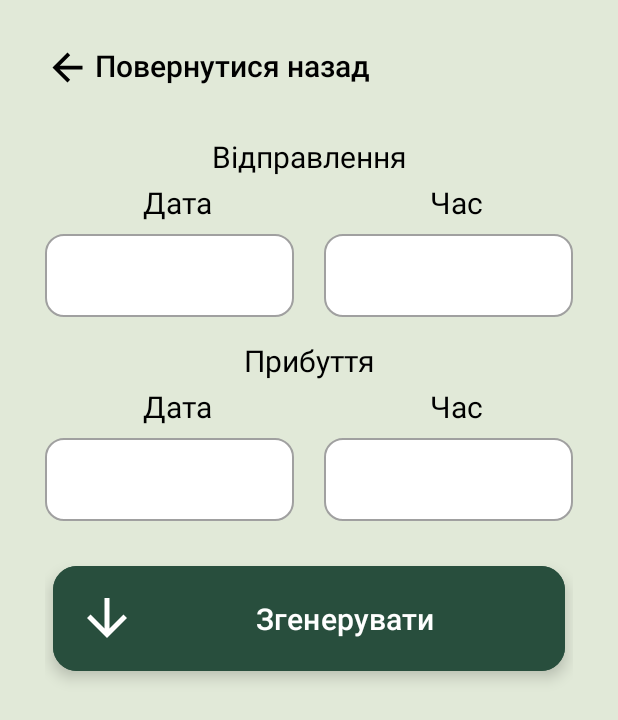
After one commit to NazariiHuliak/TicketGenarator, an Android app: the EnterTicketDataTime screen opened directly, with no data from a screen before it, on a phone screen of 412 x 824 dp. The commit adds this screen. Shown: the top 720 px of the screen. Run offline under Robolectric (Android 15) with nearby library versions, the phone set to English and light mode, and no system bars.

Commit message:
created date/time pickers activity, added main functionality of this objects

```diff
--- a/app/src/main/AndroidManifest.xml
+++ b/app/src/main/AndroidManifest.xml
@@ -11,6 +11,9 @@
         android:supportsRtl="true"
         android:theme="@style/Theme.TicketGeneratorProject"
         tools:targetApi="31">
+        <activity
+            android:name=".EnterTicketDataTime"
+            android:exported="false" />
         <activity
             android:name=".EnterTicketData"
             android:exported="false" />
--- a/app/src/main/java/com/example/ticketgeneratorproject/EnterTicketData.kt
+++ b/app/src/main/java/com/example/ticketgeneratorproject/EnterTicketData.kt
@@ -25,26 +25,14 @@ class EnterTicketData : AppCompatActivity() {
         val adapter = ArrayAdapter(this, R.layout.currency_item, items)
         autoComplete.setAdapter(adapter)
 
-        val rootLayout = findViewById<View>(R.id.rootView)
-
         findViewById<LinearLayout>(R.id.back_to_main_menu).setOnClickListener {
-            val intent = Intent(this, MainActivity::class.java)
-            startActivity(intent)
+            finish()
         }
 
-        findViewById<Button>(R.id.generate_new_ticket).setOnClickListener {
-            val intent = Intent(this, MainActivity::class.java)
+        findViewById<Button>(R.id.next_page).setOnClickListener {
+            val intent = Intent(this, EnterTicketDataTime::class.java)
             startActivity(intent)
         }
 
     }
-    override fun onBackPressed() {
-        val currentTime = System.currentTimeMillis()
-        if (currentTime - lastBackPressTime < BACK_PRESS_INTERVAL) {
-            finishAffinity()
-        } else {
-            lastBackPressTime = currentTime
-            Toast.makeText(this, "Натисніть ще раз для виходу", Toast.LENGTH_SHORT).show()
-        }
-    }
 }
--- /dev/null
+++ b/app/src/main/java/com/example/ticketgeneratorproject/EnterTicketDataTime.kt
@@ -0,0 +1,94 @@
+package com.example.ticketgeneratorproject
+
+import android.app.DatePickerDialog
+import android.app.TimePickerDialog
+import android.icu.text.SimpleDateFormat
+import android.icu.util.Calendar
+import androidx.appcompat.app.AppCompatActivity
+import android.os.Bundle
+import android.util.Log
+import android.widget.LinearLayout
+import android.widget.RelativeLayout
+import android.widget.TextView
+import com.google.android.material.textfield.TextInputEditText
+import com.google.android.material.textfield.TextInputLayout
+import java.util.*
+
+class EnterTicketDataTime : AppCompatActivity() {
+    private lateinit var departureDateText: TextView
+    private lateinit var departureTimeText: TextView
+    private lateinit var destinationDateText: TextView
+    private lateinit var destinationTimeText: TextView
+
+    override fun onCreate(savedInstanceState: Bundle?) {
+        super.onCreate(savedInstanceState)
+        setContentView(R.layout.activity_enter_ticket_data_time)
+
+        departureDateText = findViewById(R.id.departure_date)
+        destinationDateText = findViewById(R.id.destination_date)
+        departureTimeText = findViewById(R.id.departure_time)
+        destinationTimeText = findViewById(R.id.destination_time)
+
+        var datePickerState = -1
+        var timePickerState = -1
+        val myCalendar = Calendar.getInstance()
+
+        val datePicker = DatePickerDialog.OnDateSetListener { view, year, month, dayOfMonth ->
+            myCalendar.set(Calendar.YEAR, year)
+            myCalendar.set(Calendar.MONTH, month)
+            myCalendar.set(Calendar.DAY_OF_MONTH, dayOfMonth)
+            when (datePickerState){
+                1->updateDateText(myCalendar, departureDateText)
+                2->updateDateText(myCalendar, destinationDateText)
+                else -> Log.d("processing", "problem")
+            }
+        }
+
+        val timePickerListener = TimePickerDialog.OnTimeSetListener { view, hourOfDay, minute ->
+            myCalendar.set(Calendar.HOUR_OF_DAY, hourOfDay)
+            myCalendar.set(Calendar.MINUTE, minute)
+            when (timePickerState){
+                1->updateTimeText(myCalendar, departureTimeText)
+                2->updateTimeText(myCalendar, destinationTimeText)
+                else -> Log.d("processing", "problem")
+            }
+        }
+
+        findViewById<RelativeLayout>(R.id.btn_departure_date).setOnClickListener {
+            DatePickerDialog( this, R.style.CustomDatePickerDialogTheme, datePicker, myCalendar.get(Calendar.YEAR), myCalendar.get(Calendar.MONTH),
+                myCalendar.get(Calendar.DAY_OF_MONTH)).show()
+            datePickerState = 1
+        }
+
+        findViewById<RelativeLayout>(R.id.btn_destination_date).setOnClickListener {
+            DatePickerDialog( this, R.style.CustomDatePickerDialogTheme, datePicker, myCalendar.get(Calendar.YEAR), myCalendar.get(Calendar.MONTH),
+                myCalendar.get(Calendar.DAY_OF_MONTH)).show()
+            datePickerState = 2
+        }
+
+        findViewById<RelativeLayout>(R.id.btn_departure_time).setOnClickListener {
+            TimePickerDialog(this, R.style.CustomDatePickerDialogTheme, timePickerListener, myCalendar.get(Calendar.HOUR_OF_DAY),
+                myCalendar.get(Calendar.MINUTE), true).show()
+            timePickerState = 1
+        }
+
+        findViewById<RelativeLayout>(R.id.btn_destination_time).setOnClickListener {
+            TimePickerDialog(this, R.style.CustomDatePickerDialogTheme, timePickerListener, myCalendar.get(Calendar.HOUR_OF_DAY),
+                myCalendar.get(Calendar.MINUTE), true).show()
+            timePickerState = 2
+        }
+
+        findViewById<LinearLayout>(R.id.back_to_previous_page).setOnClickListener{
+            finish()
+        }
+    }
+
+    private fun updateDateText (myCalendar: Calendar, view: TextView) {
+        val sdf = SimpleDateFormat ("dd-MM-yyyy", Locale.UK)
+        view.setText(sdf.format(myCalendar.time))
+    }
+    private fun updateTimeText (myCalendar: Calendar, view: TextView) {
+        val formattedTime = SimpleDateFormat("HH:mm", Locale.getDefault()).format(myCalendar.time)
+        view.setText(formattedTime.format(myCalendar.time))
+    }
+}
--- /dev/null
+++ b/app/src/main/res/drawable/rounded_rectangle.xml
@@ -0,0 +1,17 @@
+<?xml version="1.0" encoding="utf-8"?>
+<selector xmlns:android="http://schemas.android.com/apk/res/android">
+    <item android:state_pressed="true">
+        <shape>
+            <solid android:color="#FFFFFF" />
+            <corners android:radius="12dp" />
+            <stroke android:color="#000000" android:width="2dp" />
+        </shape>
+    </item>
+    <item>
+        <shape>
+            <solid android:color="#FFFFFF" />
+            <corners android:radius="12dp" />
+            <stroke android:color="#A0A0A0" android:width="1dp" />
+        </shape>
+    </item>
+</selector>
--- a/app/src/main/res/layout/activity_enter_ticket_data.xml
+++ b/app/src/main/res/layout/activity_enter_ticket_data.xml
@@ -271,7 +271,7 @@
             </LinearLayout>
         </LinearLayout>
         <com.google.android.material.floatingactionbutton.ExtendedFloatingActionButton
-            android:id="@+id/generate_new_ticket"
+            android:id="@+id/next_page"
             android:layout_width="match_parent"
             android:layout_height="70dp"
             android:layout_marginTop="15dp"
--- /dev/null
+++ b/app/src/main/res/layout/activity_enter_ticket_data_time.xml
@@ -0,0 +1,231 @@
+<?xml version="1.0" encoding="utf-8"?>
+<androidx.constraintlayout.widget.ConstraintLayout xmlns:android="http://schemas.android.com/apk/res/android"
+    xmlns:app="http://schemas.android.com/apk/res-auto"
+    xmlns:tools="http://schemas.android.com/tools"
+    android:layout_width="match_parent"
+    android:layout_height="match_parent"
+    tools:context=".EnterTicketDataTime"
+    android:background="@color/light_green">
+    <LinearLayout
+        android:layout_width="match_parent"
+        android:layout_height="match_parent"
+        android:layout_margin="30dp"
+        android:orientation="vertical">
+        <LinearLayout
+            android:id="@+id/back_to_previous_page"
+            android:layout_width="match_parent"
+            android:layout_height="wrap_content"
+            android:orientation="horizontal"
+            android:gravity="center_vertical"
+            android:layout_marginBottom="30dp">
+            <ImageView
+                android:layout_width="wrap_content"
+                android:layout_height="wrap_content"
+                android:src="@drawable/back_arrow"
+                android:layout_marginRight="3dp"/>
+            <TextView
+                android:layout_width="wrap_content"
+                android:layout_height="wrap_content"
+                android:text="Повернутися назад"
+                android:fontFamily="@font/rubik_medium"
+                android:textSize="20dp"
+                android:textColor="@color/black"/>
+        </LinearLayout>
+        <LinearLayout
+            android:layout_width="match_parent"
+            android:layout_height="match_parent"
+            android:orientation="vertical">
+            <TextView
+                android:layout_width="match_parent"
+                android:layout_height="wrap_content"
+                android:text="Відправлення"
+                android:gravity="center"
+                android:fontFamily="@font/rubik"
+                android:textSize="20dp"
+                android:textColor="@color/black"/>
+            <LinearLayout
+                android:layout_width="match_parent"
+                android:layout_height="wrap_content"
+                android:orientation="horizontal"
+                android:layout_marginBottom="15dp">
+                <LinearLayout
+                    android:layout_width="0dp"
+                    android:layout_height="wrap_content"
+                    android:orientation="vertical"
+                    android:layout_weight="1"
+                    android:layout_marginRight="20dp">
+                    <TextView
+                        android:layout_width="match_parent"
+                        android:layout_height="wrap_content"
+                        android:fontFamily="@font/rubik"
+                        android:gravity="center"
+                        android:text="Дата"
+                        android:textSize="20dp"
+                        android:layout_marginLeft="10dp"
+                        android:textColor="@color/black"/>
+                    <RelativeLayout
+                        android:id="@+id/btn_departure_date"
+                        android:layout_width="match_parent"
+                        android:layout_height="match_parent"
+                        android:layout_marginTop="4dp"
+                        android:gravity="center">
+                        <ImageView
+                            android:layout_width="200dp"
+                            android:layout_height="55dp"
+                            android:layout_centerInParent="true"
+                            android:background="@drawable/rounded_rectangle" />
+                        <TextView
+                            android:id="@+id/departure_date"
+                            android:layout_width="wrap_content"
+                            android:layout_height="wrap_content"
+                            android:layout_centerInParent="true"
+                            android:fontFamily="@font/rubik"
+                            android:text=""
+                            android:textColor="@color/black"
+                            android:textSize="20dp" />
+                    </RelativeLayout>
+                </LinearLayout>
+                <LinearLayout
+                    android:layout_width="0dp"
+                    android:layout_height="wrap_content"
+                    android:orientation="vertical"
+                    android:layout_weight="1">
+                    <TextView
+                        android:layout_width="match_parent"
+                        android:layout_height="wrap_content"
+                        android:fontFamily="@font/rubik"
+                        android:gravity="center"
+                        android:text="Час"
+                        android:textSize="20dp"
+                        android:layout_marginLeft="10dp"
+                        android:textColor="@color/black"/>
+                    <RelativeLayout
+                        android:id="@+id/btn_departure_time"
+                        android:layout_width="match_parent"
+                        android:layout_height="match_parent"
+                        android:layout_marginTop="4dp"
+                        android:gravity="center">
+
+                        <ImageView
+                            android:layout_width="200dp"
+                            android:layout_height="55dp"
+                            android:layout_centerInParent="true"
+                            android:background="@drawable/rounded_rectangle" />
+                        <TextView
+                            android:id="@+id/departure_time"
+                            android:layout_width="wrap_content"
+                            android:layout_height="wrap_content"
+                            android:layout_centerInParent="true"
+                            android:fontFamily="@font/rubik"
+                            android:text=""
+                            android:textColor="@color/black"
+                            android:textSize="20dp" />
+                    </RelativeLayout>
+                </LinearLayout>
+            </LinearLayout>
+            <TextView
+                android:layout_width="match_parent"
+                android:layout_height="wrap_content"
+                android:text="Прибуття"
+                android:gravity="center"
+                android:fontFamily="@font/rubik"
+                android:textSize="20dp"
+                android:textColor="@color/black"/>
+            <LinearLayout
+                android:layout_width="match_parent"
+                android:layout_height="wrap_content"
+                android:orientation="horizontal">
+                <LinearLayout
+                    android:layout_width="0dp"
+                    android:layout_height="wrap_content"
+                    android:orientation="vertical"
+                    android:layout_weight="1"
+                    android:layout_marginRight="20dp">
+                    <TextView
+                        android:layout_width="match_parent"
+                        android:layout_height="wrap_content"
+                        android:fontFamily="@font/rubik"
+                        android:gravity="center"
+                        android:text="Дата"
+                        android:textSize="20dp"
+                        android:layout_marginLeft="10dp"
+                        android:textColor="@color/black"/>
+                    <RelativeLayout
+                        android:id="@+id/btn_destination_date"
+                        android:layout_width="match_parent"
+                        android:layout_height="match_parent"
+                        android:layout_marginTop="4dp"
+                        android:gravity="center">
+
+                        <ImageView
+                            android:layout_width="200dp"
+                            android:layout_height="55dp"
+                            android:layout_centerInParent="true"
+                            android:background="@drawable/rounded_rectangle" />
+
+                        <TextView
+                            android:id="@+id/destination_date"
+                            android:layout_width="wrap_content"
+                            android:layout_height="wrap_content"
+                            android:layout_centerInParent="true"
+                            android:fontFamily="@font/rubik"
+                            android:text=""
+                            android:textColor="@color/black"
+                            android:textSize="20dp" />
+                    </RelativeLayout>
+                </LinearLayout>
+                <LinearLayout
+                    android:layout_width="0dp"
+                    android:layout_height="wrap_content"
+                    android:orientation="vertical"
+                    android:layout_weight="1">
+                    <TextView
+                        android:layout_width="match_parent"
+                        android:layout_height="wrap_content"
+                        android:fontFamily="@font/rubik"
+                        android:gravity="center"
+                        android:text="Час"
+                        android:textSize="20dp"
+                        android:layout_marginLeft="10dp"
+                        android:textColor="@color/black"/>
+                    <RelativeLayout
+                        android:id="@+id/btn_destination_time"
+                        android:layout_width="match_parent"
+                        android:layout_height="match_parent"
+                        android:layout_marginTop="4dp"
+                        android:gravity="center">
+                        <ImageView
+                            android:layout_width="200dp"
+                            android:layout_height="55dp"
+                            android:layout_centerInParent="true"
+                            android:background="@drawable/rounded_rectangle" />
+                        <TextView
+                            android:id="@+id/destination_time"
+                            android:layout_width="wrap_content"
+                            android:layout_height="wrap_content"
+                            android:layout_centerInParent="true"
+                            android:fontFamily="@font/rubik"
+                            android:text=""
+                            android:textColor="@color/black"
+                            android:textSize="20dp" />
+                    </RelativeLayout>
+                </LinearLayout>
+            </LinearLayout>
+            <com.google.android.material.floatingactionbutton.ExtendedFloatingActionButton
+                android:id="@+id/generate_ticket"
+                android:layout_width="match_parent"
+                android:layout_height="70dp"
+                android:layout_marginTop="30dp"
+                android:layout_marginLeft="5dp"
+                android:layout_marginRight="5dp"
+                android:layout_gravity="bottom|center"
+                android:text="Згенерувати"
+                app:icon="@drawable/download_button"
+                android:backgroundTint="@color/dark_green"
+                android:textColor="@color/white"
+                android:textSize="20dp"
+                app:iconSize="40dp"
+                app:iconTint="@color/white"/>
+        </LinearLayout>
+    </LinearLayout>
+</androidx.constraintlayout.widget.ConstraintLayout>
--- a/app/src/main/res/values-night/themes.xml
+++ b/app/src/main/res/values-night/themes.xml
@@ -13,4 +13,10 @@
         <item name="android:statusBarColor">#00FFFFFF</item>
         <!-- Customize your theme here. -->
     </style>
+
+    <style name="CustomDatePickerDialogTheme" parent="Theme.AppCompat.Light.Dialog">
+        <item name="colorAccent">@color/dark_green</item> <!-- Зміна кольору акценту -->
+        <!-- Додайте інші атрибути стилів, які ви хочете змінити -->
+    </style>
+
 </resources>
--- a/app/src/main/res/values/themes.xml
+++ b/app/src/main/res/values/themes.xml
@@ -13,4 +13,10 @@
         <item name="android:statusBarColor">#00FFFFFF</item>
         <!-- Customize your theme here. -->
     </style>
+
+    <style name="CustomDatePickerDialogTheme" parent="Theme.AppCompat.Light.Dialog">
+        <item name="colorAccent">@color/dark_green</item> <!-- Зміна кольору акценту -->
+        <!-- Додайте інші атрибути стилів, які ви хочете змінити -->
+    </style>
+
 </resources>
```
